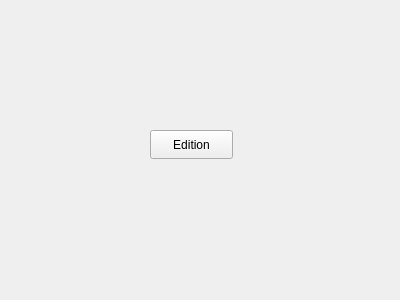
This is editionarea.ui in NesrineGhannay/ImagEdit as Qt 5 draws it before an edit. The edited form follows.
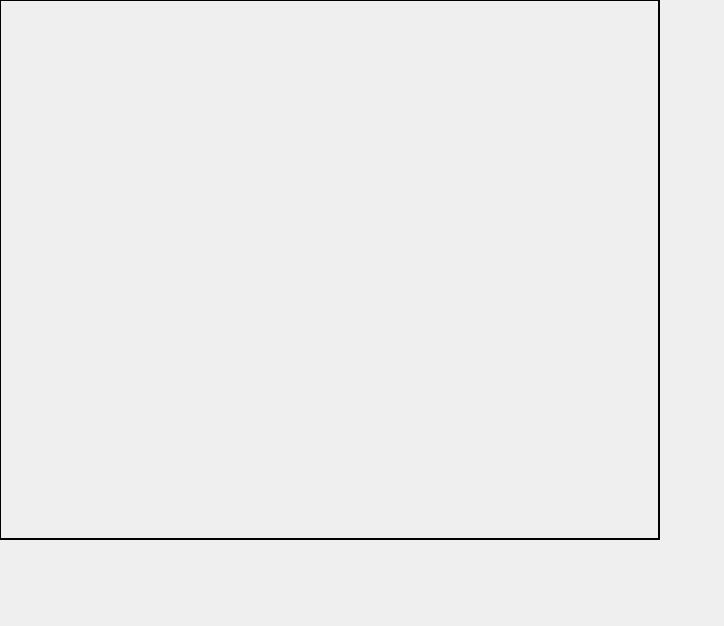
This is the edited form.

Diff of the .ui file:
```diff
--- a/editionarea.ui
+++ b/editionarea.ui
@@ -6,24 +6,30 @@
    <rect>
     <x>0</x>
     <y>0</y>
-    <width>400</width>
-    <height>300</height>
+    <width>724</width>
+    <height>626</height>
    </rect>
   </property>
   <property name="windowTitle">
    <string>Form</string>
   </property>
-  <widget class="QPushButton" name="pushButton">
+  <widget class="QFrame" name="frame">
    <property name="geometry">
     <rect>
-     <x>150</x>
-     <y>130</y>
-     <width>83</width>
-     <height>29</height>
+     <x>-1</x>
+     <y>-1</y>
+     <width>661</width>
+     <height>541</height>
     </rect>
    </property>
-   <property name="text">
-    <string>Edition</string>
+   <property name="styleSheet">
+    <string notr="true">border: 2px solid black;</string>
+   </property>
+   <property name="frameShape">
+    <enum>QFrame::StyledPanel</enum>
+   </property>
+   <property name="frameShadow">
+    <enum>QFrame::Raised</enum>
    </property>
   </widget>
  </widget>
```
